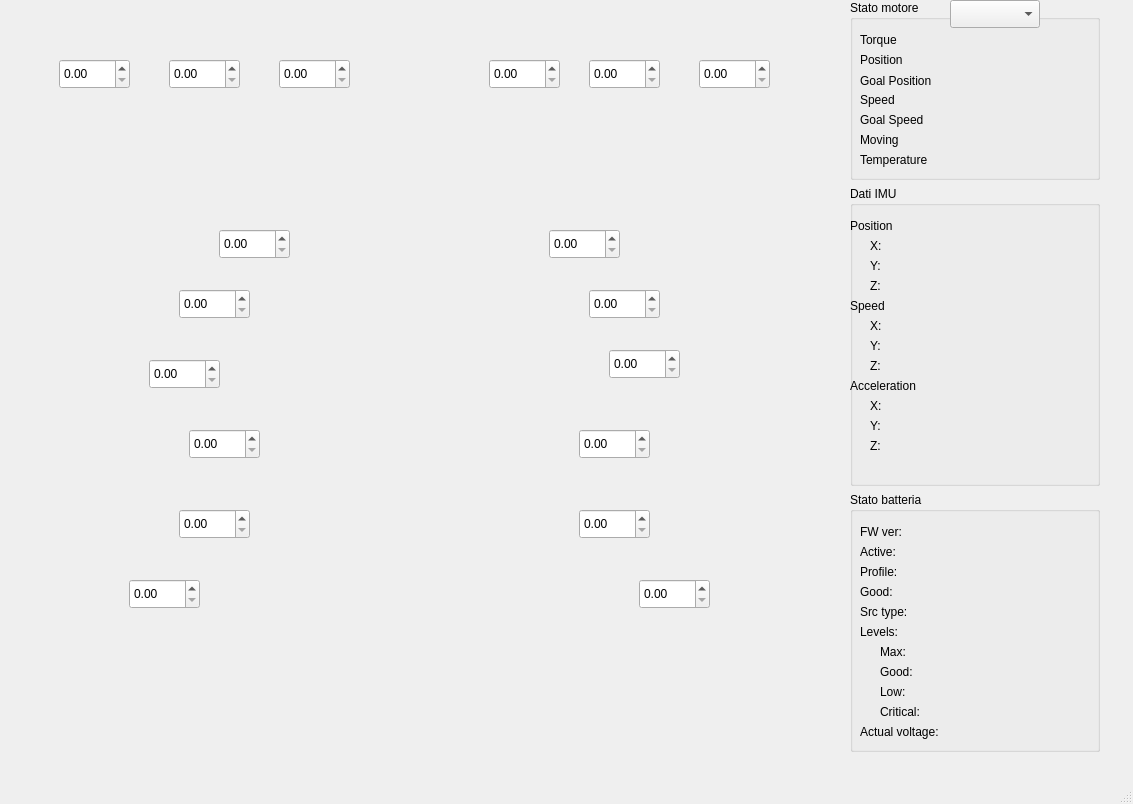
Above: res/GUI.ui from roncapat/RaspBioloid-ControlPanel before the change. Below: the same form after it.
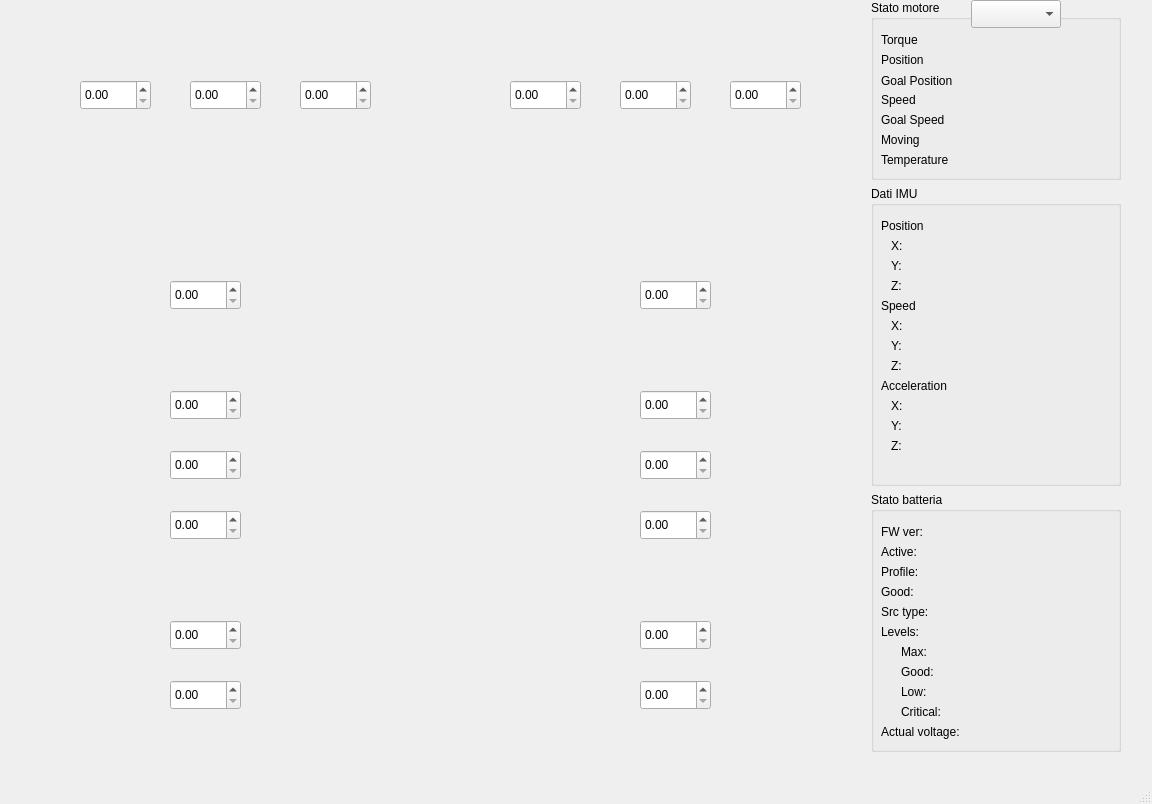
That is the form after the change. Icons and pictures are not drawn.

Diff of the .ui file:
```diff
--- a/res/GUI.ui
+++ b/res/GUI.ui
@@ -6,14 +6,38 @@
    <rect>
     <x>0</x>
     <y>0</y>
-    <width>1133</width>
+    <width>1152</width>
     <height>804</height>
    </rect>
   </property>
+  <property name="sizePolicy">
+   <sizepolicy hsizetype="Fixed" vsizetype="Fixed">
+    <horstretch>0</horstretch>
+    <verstretch>0</verstretch>
+   </sizepolicy>
+  </property>
+  <property name="maximumSize">
+   <size>
+    <width>1152</width>
+    <height>804</height>
+   </size>
+  </property>
   <property name="windowTitle">
-   <string>MainWindow</string>
+   <string>RaspBioloid Controller</string>
+  </property>
+  <property name="autoFillBackground">
+   <bool>true</bool>
+  </property>
+  <property name="tabShape">
+   <enum>QTabWidget::Rounded</enum>
   </property>
   <widget class="QWidget" name="centralwidget">
+   <property name="sizePolicy">
+    <sizepolicy hsizetype="Fixed" vsizetype="Fixed">
+     <horstretch>0</horstretch>
+     <verstretch>0</verstretch>
+    </sizepolicy>
+   </property>
    <property name="minimumSize">
     <size>
      <width>800</width>
@@ -23,12 +47,15 @@
    <widget class="QWidget" name="robot" native="true">
     <property name="geometry">
      <rect>
-      <x>-1</x>
-      <y>-1</y>
+      <x>20</x>
+      <y>20</y>
       <width>841</width>
       <height>691</height>
      </rect>
     </property>
+    <property name="autoFillBackground">
+     <bool>false</bool>
+    </property>
     <property name="styleSheet">
      <string notr="true">#robot{
 background-image: url(:/Robot_Background.jpg);
@@ -43,6 +70,12 @@
        <height>30</height>
       </rect>
      </property>
+     <property name="autoFillBackground">
+      <bool>true</bool>
+     </property>
+     <property name="wrapping">
+      <bool>false</bool>
+     </property>
      <property name="maximum">
       <double>300.000000000000000</double>
      </property>
@@ -59,6 +92,12 @@
        <height>30</height>
       </rect>
      </property>
+     <property name="autoFillBackground">
+      <bool>true</bool>
+     </property>
+     <property name="wrapping">
+      <bool>false</bool>
+     </property>
      <property name="maximum">
       <double>300.000000000000000</double>
      </property>
@@ -75,6 +114,12 @@
        <height>30</height>
       </rect>
      </property>
+     <property name="autoFillBackground">
+      <bool>true</bool>
+     </property>
+     <property name="wrapping">
+      <bool>false</bool>
+     </property>
      <property name="maximum">
       <double>300.000000000000000</double>
      </property>
@@ -91,6 +136,12 @@
        <height>30</height>
       </rect>
      </property>
+     <property name="autoFillBackground">
+      <bool>true</bool>
+     </property>
+     <property name="wrapping">
+      <bool>false</bool>
+     </property>
      <property name="maximum">
       <double>300.000000000000000</double>
      </property>
@@ -101,12 +152,18 @@
     <widget class="QDoubleSpinBox" name="m_04_spinbox">
      <property name="geometry">
       <rect>
-       <x>590</x>
+       <x>600</x>
        <y>60</y>
        <width>71</width>
        <height>30</height>
       </rect>
      </property>
+     <property name="autoFillBackground">
+      <bool>true</bool>
+     </property>
+     <property name="wrapping">
+      <bool>false</bool>
+     </property>
      <property name="maximum">
       <double>300.000000000000000</double>
      </property>
@@ -117,12 +174,18 @@
     <widget class="QDoubleSpinBox" name="m_06_spinbox">
      <property name="geometry">
       <rect>
-       <x>700</x>
+       <x>710</x>
        <y>60</y>
        <width>71</width>
        <height>30</height>
       </rect>
      </property>
+     <property name="autoFillBackground">
+      <bool>true</bool>
+     </property>
+     <property name="wrapping">
+      <bool>false</bool>
+     </property>
      <property name="maximum">
       <double>300.000000000000000</double>
      </property>
@@ -133,12 +196,18 @@
     <widget class="QDoubleSpinBox" name="m_07_spinbox">
      <property name="geometry">
       <rect>
-       <x>220</x>
-       <y>230</y>
+       <x>150</x>
+       <y>260</y>
        <width>71</width>
        <height>30</height>
       </rect>
      </property>
+     <property name="autoFillBackground">
+      <bool>true</bool>
+     </property>
+     <property name="wrapping">
+      <bool>false</bool>
+     </property>
      <property name="maximum">
       <double>300.000000000000000</double>
      </property>
@@ -149,12 +218,18 @@
     <widget class="QDoubleSpinBox" name="m_08_spinbox">
      <property name="geometry">
       <rect>
-       <x>550</x>
-       <y>230</y>
+       <x>620</x>
+       <y>260</y>
        <width>71</width>
        <height>30</height>
       </rect>
      </property>
+     <property name="autoFillBackground">
+      <bool>true</bool>
+     </property>
+     <property name="wrapping">
+      <bool>false</bool>
+     </property>
      <property name="maximum">
       <double>300.000000000000000</double>
      </property>
@@ -166,11 +241,17 @@
      <property name="geometry">
       <rect>
        <x>150</x>
-       <y>360</y>
+       <y>430</y>
        <width>71</width>
        <height>30</height>
       </rect>
      </property>
+     <property name="autoFillBackground">
+      <bool>true</bool>
+     </property>
+     <property name="wrapping">
+      <bool>false</bool>
+     </property>
      <property name="maximum">
       <double>300.000000000000000</double>
      </property>
@@ -181,12 +262,18 @@
     <widget class="QDoubleSpinBox" name="m_10_spinbox">
      <property name="geometry">
       <rect>
-       <x>610</x>
-       <y>350</y>
+       <x>620</x>
+       <y>430</y>
        <width>71</width>
        <height>30</height>
       </rect>
      </property>
+     <property name="autoFillBackground">
+      <bool>true</bool>
+     </property>
+     <property name="wrapping">
+      <bool>false</bool>
+     </property>
      <property name="maximum">
       <double>300.000000000000000</double>
      </property>
@@ -197,12 +284,18 @@
     <widget class="QDoubleSpinBox" name="m_11_spinbox">
      <property name="geometry">
       <rect>
-       <x>180</x>
-       <y>290</y>
+       <x>150</x>
+       <y>370</y>
        <width>71</width>
        <height>30</height>
       </rect>
      </property>
+     <property name="autoFillBackground">
+      <bool>true</bool>
+     </property>
+     <property name="wrapping">
+      <bool>false</bool>
+     </property>
      <property name="maximum">
       <double>300.000000000000000</double>
      </property>
@@ -213,12 +306,18 @@
     <widget class="QDoubleSpinBox" name="m_12_spinbox">
      <property name="geometry">
       <rect>
-       <x>590</x>
-       <y>290</y>
+       <x>620</x>
+       <y>370</y>
        <width>71</width>
        <height>30</height>
       </rect>
      </property>
+     <property name="autoFillBackground">
+      <bool>true</bool>
+     </property>
+     <property name="wrapping">
+      <bool>false</bool>
+     </property>
      <property name="maximum">
       <double>300.000000000000000</double>
      </property>
@@ -229,12 +328,18 @@
     <widget class="QDoubleSpinBox" name="m_13_spinbox">
      <property name="geometry">
       <rect>
-       <x>190</x>
-       <y>430</y>
+       <x>150</x>
+       <y>490</y>
        <width>71</width>
        <height>30</height>
       </rect>
      </property>
+     <property name="autoFillBackground">
+      <bool>true</bool>
+     </property>
+     <property name="wrapping">
+      <bool>false</bool>
+     </property>
      <property name="maximum">
       <double>300.000000000000000</double>
      </property>
@@ -245,12 +350,18 @@
     <widget class="QDoubleSpinBox" name="m_14_spinbox">
      <property name="geometry">
       <rect>
-       <x>580</x>
-       <y>430</y>
+       <x>620</x>
+       <y>490</y>
        <width>71</width>
        <height>30</height>
       </rect>
      </property>
+     <property name="autoFillBackground">
+      <bool>true</bool>
+     </property>
+     <property name="wrapping">
+      <bool>false</bool>
+     </property>
      <property name="maximum">
       <double>300.000000000000000</double>
      </property>
@@ -261,12 +372,18 @@
     <widget class="QDoubleSpinBox" name="m_15_spinbox">
      <property name="geometry">
       <rect>
-       <x>180</x>
-       <y>510</y>
+       <x>150</x>
+       <y>600</y>
        <width>71</width>
        <height>30</height>
       </rect>
      </property>
+     <property name="autoFillBackground">
+      <bool>true</bool>
+     </property>
+     <property name="wrapping">
+      <bool>false</bool>
+     </property>
      <property name="maximum">
       <double>300.000000000000000</double>
      </property>
@@ -277,12 +394,18 @@
     <widget class="QDoubleSpinBox" name="m_16_spinbox">
      <property name="geometry">
       <rect>
-       <x>580</x>
-       <y>510</y>
+       <x>620</x>
+       <y>600</y>
        <width>71</width>
        <height>30</height>
       </rect>
      </property>
+     <property name="autoFillBackground">
+      <bool>true</bool>
+     </property>
+     <property name="wrapping">
+      <bool>false</bool>
+     </property>
      <property name="maximum">
       <double>300.000000000000000</double>
      </property>
@@ -293,12 +416,18 @@
     <widget class="QDoubleSpinBox" name="m_17_spinbox">
      <property name="geometry">
       <rect>
-       <x>130</x>
-       <y>580</y>
+       <x>150</x>
+       <y>660</y>
        <width>71</width>
        <height>30</height>
       </rect>
      </property>
+     <property name="autoFillBackground">
+      <bool>true</bool>
+     </property>
+     <property name="wrapping">
+      <bool>false</bool>
+     </property>
      <property name="maximum">
       <double>300.000000000000000</double>
      </property>
@@ -309,12 +438,18 @@
     <widget class="QDoubleSpinBox" name="m_18_spinbox">
      <property name="geometry">
       <rect>
-       <x>640</x>
-       <y>580</y>
+       <x>620</x>
+       <y>660</y>
        <width>71</width>
        <height>30</height>
       </rect>
      </property>
+     <property name="autoFillBackground">
+      <bool>true</bool>
+     </property>
+     <property name="wrapping">
+      <bool>false</bool>
+     </property>
      <property name="maximum">
       <double>300.000000000000000</double>
      </property>
@@ -326,7 +461,7 @@
    <widget class="QWidget" name="sidebar" native="true">
     <property name="geometry">
      <rect>
-      <x>850</x>
+      <x>871</x>
       <y>0</y>
       <width>271</width>
       <height>761</height>
@@ -500,7 +635,7 @@
        <widget class="QLabel" name="label_8">
         <property name="geometry">
          <rect>
-          <x>0</x>
+          <x>10</x>
           <y>110</y>
           <width>91</width>
           <height>20</height>
@@ -513,7 +648,7 @@
        <widget class="QLabel" name="label_9">
         <property name="geometry">
          <rect>
-          <x>0</x>
+          <x>10</x>
           <y>190</y>
           <width>91</width>
           <height>20</height>
@@ -630,7 +765,7 @@
        <widget class="QLabel" name="label_18">
         <property name="geometry">
          <rect>
-          <x>0</x>
+          <x>10</x>
           <y>30</y>
           <width>91</width>
           <height>20</height>
```
Left out of the diff: 9 changed lines with no effect on the pictures.
